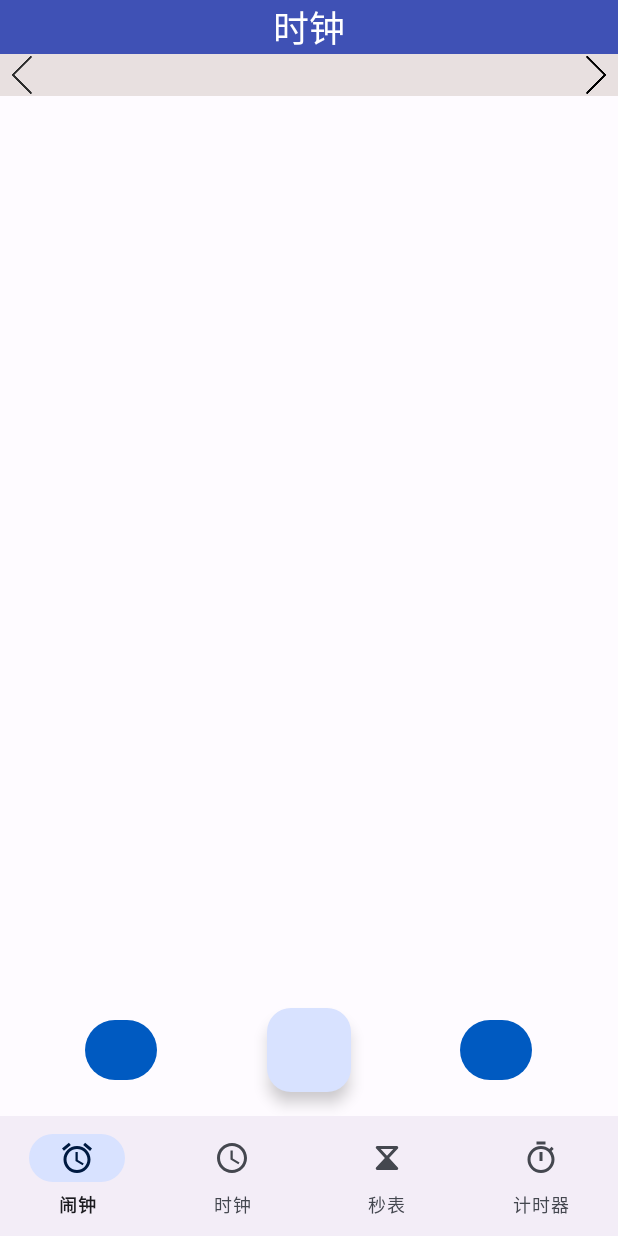
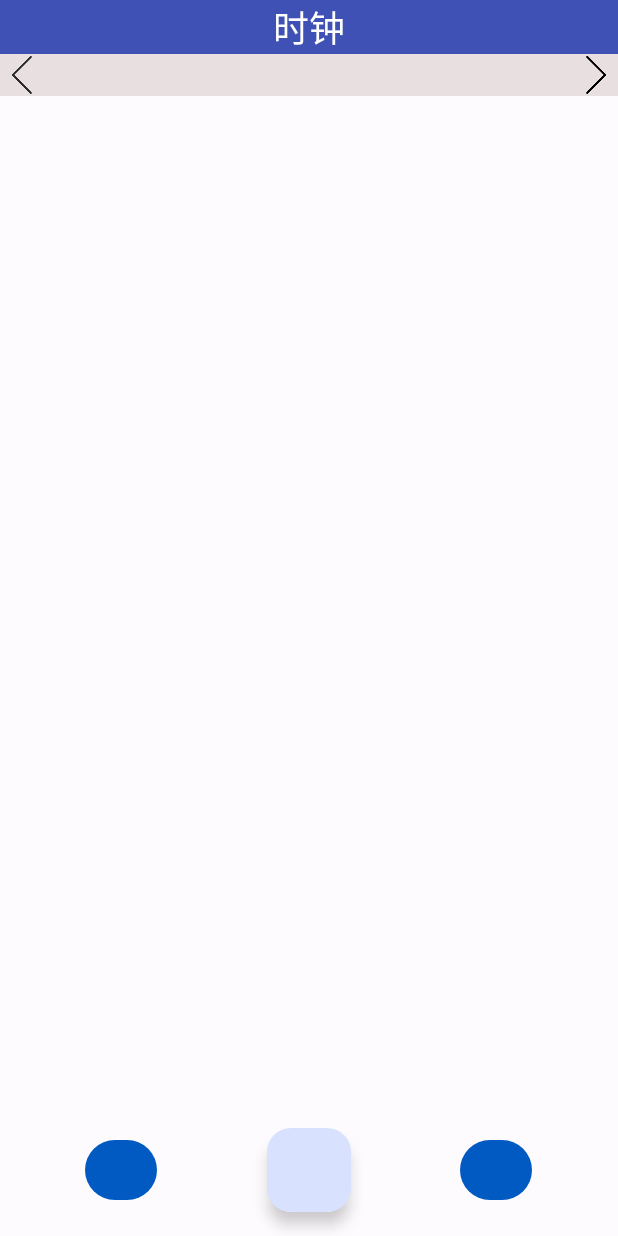
Before and after one commit to xuyunwang/AlarmProject, an Android app: the layout desk_clock.xml on its own in the app's theme, with its tools: preview values and no code run, on a phone screen of 412 x 824 dp. Run offline under Robolectric (Android 15) with nearby library versions, the phone set to English and light mode, and no system bars.

Commit message:
xuyunwang_commit_2

```diff
--- a/app/src/main/res/layout/desk_clock.xml
+++ b/app/src/main/res/layout/desk_clock.xml
@@ -146,11 +146,12 @@
 
     </androidx.coordinatorlayout.widget.CoordinatorLayout>
 
-    <com.google.android.material.bottomnavigation.BottomNavigationView
-        android:id="@+id/bottom_view"
-        android:layout_width="match_parent"
-        android:layout_height="wrap_content"
-        app:labelVisibilityMode="labeled"
-        app:menu="@menu/bottom_navigation_menu" />
+<!--    <com.google.android.material.bottomnavigation.BottomNavigationView-->
+<!--        android:id="@+id/bottom_view"-->
+<!--        android:layout_width="match_parent"-->
+<!--        android:layout_height="wrap_content"-->
+<!--        app:labelVisibilityMode="labeled"-->
+<!--        app:menu="@menu/bottom_navigation_menu" />-->
+
 
 </LinearLayout>
```
Also changed, not shown: app/src/main/java/com/best/deskclock/DeskClock.java (+30 -24 lines).
